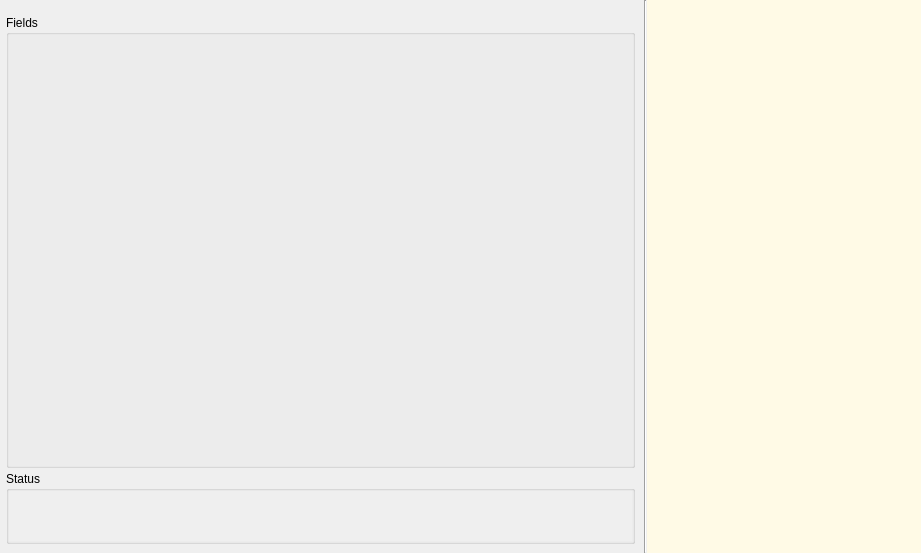
The window that designer/addcards.ui (ludiosarchive/anki) describes before a commit, drawn with Qt 5.
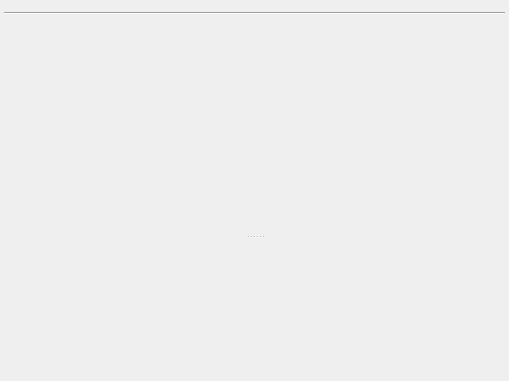
The same window after the commit.

```diff
--- a/designer/addcards.ui
+++ b/designer/addcards.ui
@@ -5,294 +5,108 @@
    <rect>
     <x>0</x>
     <y>0</y>
-    <width>921</width>
-    <height>553</height>
+    <width>509</width>
+    <height>381</height>
    </rect>
   </property>
   <property name="windowTitle" >
-   <string>Anki - Add Cards</string>
+   <string>Add Items</string>
   </property>
-  <layout class="QHBoxLayout" >
-   <property name="margin" >
-    <number>0</number>
-   </property>
+  <layout class="QVBoxLayout" name="verticalLayout" >
    <property name="spacing" >
-    <number>3</number>
+    <number>0</number>
+   </property>
+   <property name="margin" >
+    <number>4</number>
    </property>
    <item>
-    <layout class="QVBoxLayout" >
-     <property name="margin" >
-      <number>6</number>
+    <layout class="QGridLayout" >
+     <property name="leftMargin" >
+      <number>0</number>
      </property>
-     <property name="spacing" >
-      <number>3</number>
+     <property name="topMargin" >
+      <number>4</number>
      </property>
-     <item>
-      <layout class="QGridLayout" >
-       <property name="margin" >
-        <number>3</number>
-       </property>
-       <property name="spacing" >
-        <number>3</number>
-       </property>
-       <item row="0" column="0" >
-        <widget class="QWidget" native="1" name="modelArea" />
-       </item>
-      </layout>
+     <property name="rightMargin" >
+      <number>0</number>
+     </property>
+     <property name="bottomMargin" >
+      <number>4</number>
+     </property>
+     <property name="horizontalSpacing" >
+      <number>0</number>
+     </property>
+     <property name="verticalSpacing" >
+      <number>4</number>
+     </property>
+     <item row="0" column="0" >
+      <widget class="QWidget" native="1" name="modelArea" />
      </item>
-     <item>
-      <widget class="QGroupBox" name="fieldsArea" >
-       <property name="sizePolicy" >
-        <sizepolicy>
-         <hsizetype>5</hsizetype>
-         <vsizetype>7</vsizetype>
-         <horstretch>0</horstretch>
-         <verstretch>0</verstretch>
-        </sizepolicy>
-       </property>
-       <property name="title" >
-        <string>Fields</string>
-       </property>
-      </widget>
-     </item>
-     <item>
-      <widget class="QGroupBox" name="statusGroup" >
-       <property name="title" >
-        <string>Status</string>
-       </property>
-       <layout class="QVBoxLayout" >
-        <property name="margin" >
-         <number>0</number>
-        </property>
-        <property name="spacing" >
-         <number>0</number>
-        </property>
-        <item>
-         <widget class="QTextEdit" name="status" >
-          <property name="enabled" >
-           <bool>false</bool>
-          </property>
-          <property name="sizePolicy" >
-           <sizepolicy>
-            <hsizetype>7</hsizetype>
-            <vsizetype>5</vsizetype>
-            <horstretch>0</horstretch>
-            <verstretch>0</verstretch>
-           </sizepolicy>
-          </property>
-          <property name="maximumSize" >
-           <size>
-            <width>16777215</width>
-            <height>50</height>
-           </size>
-          </property>
-          <property name="frameShape" >
-           <enum>QFrame::NoFrame</enum>
-          </property>
-          <property name="verticalScrollBarPolicy" >
-           <enum>Qt::ScrollBarAlwaysOff</enum>
-          </property>
-          <property name="horizontalScrollBarPolicy" >
-           <enum>Qt::ScrollBarAlwaysOff</enum>
-          </property>
-         </widget>
-        </item>
-       </layout>
-      </widget>
-     </item>
-     <item>
-      <widget class="QDialogButtonBox" name="buttonBox" >
+     <item row="1" column="0" >
+      <widget class="Line" name="line" >
        <property name="orientation" >
         <enum>Qt::Horizontal</enum>
        </property>
-       <property name="standardButtons" >
-        <set>QDialogButtonBox::NoButton</set>
-       </property>
       </widget>
      </item>
     </layout>
    </item>
    <item>
-    <widget class="QFrame" name="helpFrame" >
-     <property name="frameShape" >
-      <enum>QFrame::NoFrame</enum>
+    <widget class="QSplitter" name="splitter" >
+     <property name="orientation" >
+      <enum>Qt::Vertical</enum>
      </property>
-     <property name="frameShadow" >
-      <enum>QFrame::Raised</enum>
-     </property>
-     <layout class="QHBoxLayout" >
-      <property name="margin" >
-       <number>0</number>
+     <widget class="QWidget" native="1" name="fieldsArea" >
+      <property name="sizePolicy" >
+       <sizepolicy vsizetype="Expanding" hsizetype="Preferred" >
+        <horstretch>0</horstretch>
+        <verstretch>10</verstretch>
+       </sizepolicy>
       </property>
-      <property name="spacing" >
-       <number>0</number>
+      <property name="autoFillBackground" >
+       <bool>true</bool>
       </property>
-      <item>
-       <widget class="Line" name="line" >
-        <property name="orientation" >
-         <enum>Qt::Vertical</enum>
-        </property>
-       </widget>
-      </item>
-      <item>
-       <widget class="QFrame" name="innerHelpFrame" >
-        <property name="palette" >
-         <palette>
-          <active>
-           <colorrole role="Base" >
-            <brush brushstyle="SolidPattern" >
-             <color alpha="255" >
-              <red>255</red>
-              <green>255</green>
-              <blue>255</blue>
-             </color>
-            </brush>
-           </colorrole>
-           <colorrole role="Window" >
-            <brush brushstyle="SolidPattern" >
-             <color alpha="255" >
-              <red>255</red>
-              <green>250</green>
-              <blue>230</blue>
-             </color>
-            </brush>
-           </colorrole>
-          </active>
-          <inactive>
-           <colorrole role="Base" >
-            <brush brushstyle="SolidPattern" >
-             <color alpha="255" >
-              <red>255</red>
-              <green>255</green>
-              <blue>255</blue>
-             </color>
-            </brush>
-           </colorrole>
-           <colorrole role="Window" >
-            <brush brushstyle="SolidPattern" >
-             <color alpha="255" >
-              <red>255</red>
-              <green>250</green>
-              <blue>230</blue>
-             </color>
-            </brush>
-           </colorrole>
-          </inactive>
-          <disabled>
-           <colorrole role="Base" >
-            <brush brushstyle="SolidPattern" >
-             <color alpha="255" >
-              <red>255</red>
-              <green>250</green>
-              <blue>230</blue>
-             </color>
-            </brush>
-           </colorrole>
-           <colorrole role="Window" >
-            <brush brushstyle="SolidPattern" >
-             <color alpha="255" >
-              <red>255</red>
-              <green>250</green>
-              <blue>230</blue>
-             </color>
-            </brush>
-           </colorrole>
-          </disabled>
-         </palette>
-        </property>
-        <property name="autoFillBackground" >
-         <bool>true</bool>
-        </property>
-        <property name="frameShape" >
-         <enum>QFrame::NoFrame</enum>
-        </property>
-        <property name="frameShadow" >
-         <enum>QFrame::Raised</enum>
-        </property>
-        <layout class="QHBoxLayout" >
-         <property name="margin" >
-          <number>9</number>
-         </property>
-         <property name="spacing" >
-          <number>6</number>
-         </property>
-         <item>
-          <widget class="QTextBrowser" name="help" >
-           <property name="enabled" >
-            <bool>true</bool>
-           </property>
-           <property name="sizePolicy" >
-            <sizepolicy>
-             <hsizetype>1</hsizetype>
-             <vsizetype>7</vsizetype>
-             <horstretch>0</horstretch>
-             <verstretch>0</verstretch>
-            </sizepolicy>
-           </property>
-           <property name="minimumSize" >
-            <size>
-             <width>200</width>
-             <height>0</height>
-            </size>
-           </property>
-           <property name="maximumSize" >
-            <size>
-             <width>300</width>
-             <height>16777215</height>
-            </size>
-           </property>
-           <property name="palette" >
-            <palette>
-             <active>
-              <colorrole role="Base" >
-               <brush brushstyle="SolidPattern" >
-                <color alpha="255" >
-                 <red>255</red>
-                 <green>250</green>
-                 <blue>230</blue>
-                </color>
-               </brush>
-              </colorrole>
-             </active>
-             <inactive>
-              <colorrole role="Base" >
-               <brush brushstyle="SolidPattern" >
-                <color alpha="255" >
-                 <red>255</red>
-                 <green>250</green>
-                 <blue>230</blue>
-                </color>
-               </brush>
-              </colorrole>
-             </inactive>
-             <disabled>
-              <colorrole role="Base" >
-               <brush brushstyle="SolidPattern" >
-                <color alpha="255" >
-                 <red>207</red>
-                 <green>207</green>
-                 <blue>207</blue>
-                </color>
-               </brush>
-              </colorrole>
-             </disabled>
-            </palette>
-           </property>
-           <property name="frameShape" >
-            <enum>QFrame::NoFrame</enum>
-           </property>
-           <property name="frameShadow" >
-            <enum>QFrame::Sunken</enum>
-           </property>
-           <property name="horizontalScrollBarPolicy" >
-            <enum>Qt::ScrollBarAlwaysOff</enum>
-           </property>
-          </widget>
-         </item>
-        </layout>
-       </widget>
-      </item>
-     </layout>
+     </widget>
+     <widget class="QTextEdit" name="status" >
+      <property name="enabled" >
+       <bool>false</bool>
+      </property>
+      <property name="sizePolicy" >
+       <sizepolicy vsizetype="Expanding" hsizetype="Expanding" >
+        <horstretch>0</horstretch>
+        <verstretch>1</verstretch>
+       </sizepolicy>
+      </property>
+      <property name="autoFillBackground" >
+       <bool>true</bool>
+      </property>
+      <property name="frameShape" >
+       <enum>QFrame::NoFrame</enum>
+      </property>
+      <property name="verticalScrollBarPolicy" >
+       <enum>Qt::ScrollBarAlwaysOff</enum>
+      </property>
+      <property name="horizontalScrollBarPolicy" >
+       <enum>Qt::ScrollBarAlwaysOff</enum>
+      </property>
+      <property name="html" >
+       <string>&lt;!DOCTYPE HTML PUBLIC "-//W3C//DTD HTML 4.0//EN" "http://www.w3.org/TR/REC-html40/strict.dtd">
+&lt;html>&lt;head>&lt;meta name="qrichtext" content="1" />&lt;style type="text/css">
+p, li { white-space: pre-wrap; }
+&lt;/style>&lt;/head>&lt;body style=" font-family:'Arial'; font-size:8pt; font-weight:400; font-style:normal;">
+&lt;p style="-qt-paragraph-type:empty; margin-top:0px; margin-bottom:0px; margin-left:0px; margin-right:0px; -qt-block-indent:0; text-indent:0px;">&lt;/p>&lt;/body>&lt;/html></string>
+      </property>
+     </widget>
+    </widget>
+   </item>
+   <item>
+    <widget class="QDialogButtonBox" name="buttonBox" >
+     <property name="orientation" >
+      <enum>Qt::Horizontal</enum>
+     </property>
+     <property name="standardButtons" >
+      <set>QDialogButtonBox::NoButton</set>
+     </property>
     </widget>
    </item>
   </layout>
```
